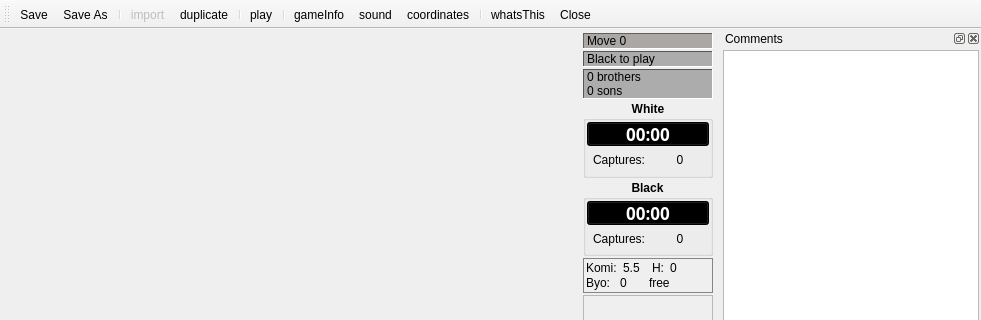
Above: src/board/boardwindow.ui from pzorin/qgo before the change; both pictures show x 0 to 981 and y 0 to 320 of the 981 by 878 pixel window. Below: the same form after it.
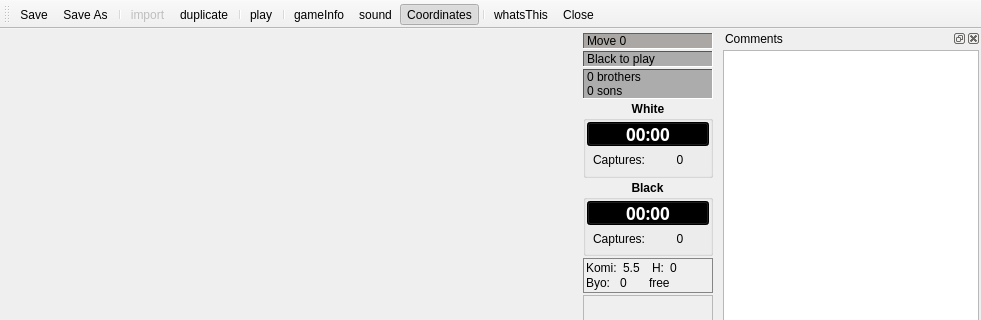
That is the form after the change. Icons and pictures are not drawn. Custom widgets are drawn as their Qt base class.

Commit message: Do not refer to main window in board window code

```diff
--- a/src/board/boardwindow.ui
+++ b/src/board/boardwindow.ui
@@ -6404,12 +6404,18 @@
    <property name="checkable">
     <bool>true</bool>
    </property>
+   <property name="checked">
+    <bool>true</bool>
+   </property>
    <property name="icon">
     <iconset resource="board.qrc">
      <normaloff>:/new/prefix1/ressources/pics/coord2.png</normaloff>:/new/prefix1/ressources/pics/coord2.png</iconset>
    </property>
    <property name="text">
-    <string>coordinates</string>
+    <string>Coordinates</string>
+   </property>
+   <property name="toolTip">
+    <string>Show/hide coordinates</string>
    </property>
   </action>
   <action name="actionPlay">
```
The commit also changes 4 other files.
